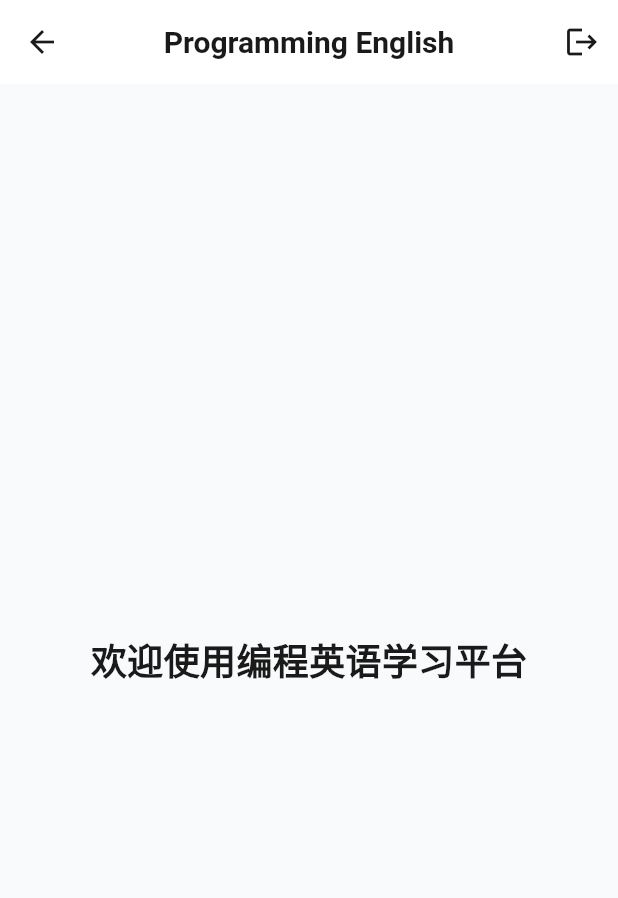
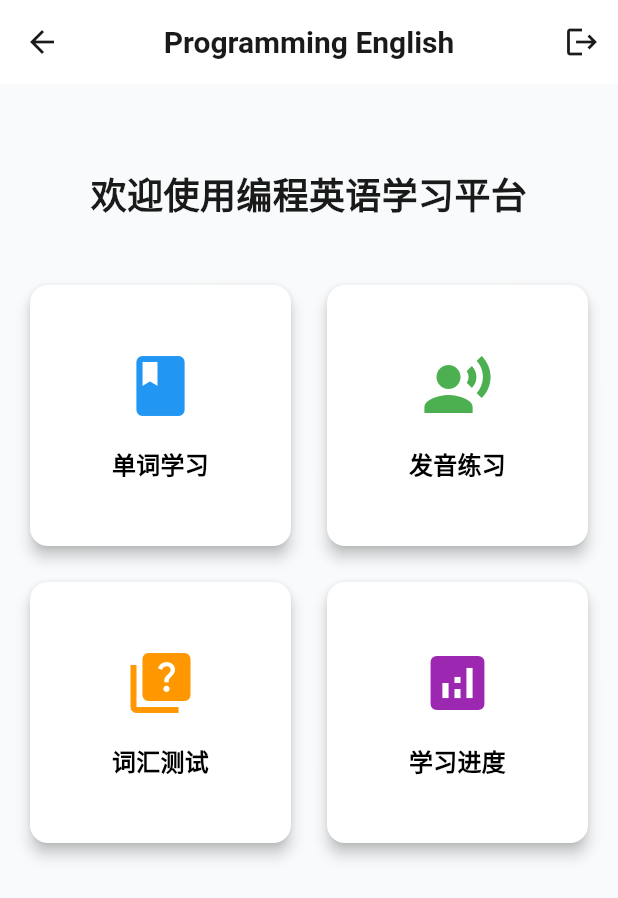
Before and after one commit to yggai/programming_english_app, a Flutter app: the HomePage screen opened by its route, on a phone screen of 412 x 824 dp. Shown: the top 898 px of the screen. Run offline on Flutter 3.47's test engine with Material 3 defaults, Android fonts, the light colour scheme and no system bars; our stand-ins replace dio, flutter_tts, shared_preferences; accounts and stored records are empty; network calls fail.

Commit message:
发音功能

```diff
--- a/programming_english_flutter/lib/core/constants/app_constants.dart
+++ b/programming_english_flutter/lib/core/constants/app_constants.dart
@@ -3,8 +3,8 @@ class AppConstants {
   static const String appName = 'Programming English';
   static const String appVersion = '1.0.0';
 
-  // API配置 - 使用网络配置工具
-  static const String baseUrl = 'http://10.0.2.2:8000'; // Android模拟器
+  // API配置 - 使用内网IP
+  static const String baseUrl = 'http://192.168.1.5:8000'; // 内网IP
   static const Duration apiTimeout = Duration(seconds: 30);
 
   // 存储键名
--- a/programming_english_flutter/lib/features/home/presentation/pages/home_page.dart
+++ b/programming_english_flutter/lib/features/home/presentation/pages/home_page.dart
@@ -1,5 +1,6 @@
 import 'package:flutter/material.dart';
 import '../../../../core/theme/app_text_styles.dart';
+import '../../../word/presentation/pages/word_list_page.dart';
 
 class HomePage extends StatelessWidget {
   const HomePage({super.key});
@@ -18,10 +19,114 @@ class HomePage extends StatelessWidget {
           ),
         ],
       ),
-      body: const Center(
-        child: Text(
-          '欢迎使用编程英语学习平台',
-          style: AppTextStyles.heading2,
+      body: Padding(
+        padding: const EdgeInsets.all(16.0),
+        child: Column(
+          crossAxisAlignment: CrossAxisAlignment.stretch,
+          children: [
+            const SizedBox(height: 40),
+            Text(
+              '欢迎使用编程英语学习平台',
+              style: AppTextStyles.heading2,
+              textAlign: TextAlign.center,
+            ),
+            const SizedBox(height: 40),
+
+            // 功能卡片
+            Expanded(
+              child: GridView.count(
+                crossAxisCount: 2,
+                crossAxisSpacing: 16,
+                mainAxisSpacing: 16,
+                children: [
+                  _buildFeatureCard(
+                    context,
+                    title: '单词学习',
+                    icon: Icons.book,
+                    color: Colors.blue,
+                    onTap: () {
+                      Navigator.push(
+                        context,
+                        MaterialPageRoute(
+                          builder: (context) => const WordListPage(),
+                        ),
+                      );
+                    },
+                  ),
+                  _buildFeatureCard(
+                    context,
+                    title: '发音练习',
+                    icon: Icons.record_voice_over,
+                    color: Colors.green,
+                    onTap: () {
+                      ScaffoldMessenger.of(context).showSnackBar(
+                        const SnackBar(content: Text('发音练习功能开发中...')),
+                      );
+                    },
+                  ),
+                  _buildFeatureCard(
+                    context,
+                    title: '词汇测试',
+                    icon: Icons.quiz,
+                    color: Colors.orange,
+                    onTap: () {
+                      ScaffoldMessenger.of(context).showSnackBar(
+                        const SnackBar(content: Text('词汇测试功能开发中...')),
+                      );
+                    },
+                  ),
+                  _buildFeatureCard(
+                    context,
+                    title: '学习进度',
+                    icon: Icons.analytics,
+                    color: Colors.purple,
+                    onTap: () {
+                      ScaffoldMessenger.of(context).showSnackBar(
+                        const SnackBar(content: Text('学习进度功能开发中...')),
+                      );
+                    },
+                  ),
+                ],
+              ),
+            ),
+          ],
+        ),
+      ),
+    );
+  }
+
+  Widget _buildFeatureCard(
+    BuildContext context, {
+    required String title,
+    required IconData icon,
+    required Color color,
+    required VoidCallback onTap,
+  }) {
+    return Card(
+      elevation: 4,
+      child: InkWell(
+        onTap: onTap,
+        borderRadius: BorderRadius.circular(12),
+        child: Container(
+          padding: const EdgeInsets.all(16),
+          child: Column(
+            mainAxisAlignment: MainAxisAlignment.center,
+            children: [
+              Icon(
+                icon,
+                size: 48,
+                color: color,
+              ),
+              const SizedBox(height: 16),
+              Text(
+                title,
+                style: Theme.of(context).textTheme.titleMedium?.copyWith(
+                  fontWeight: FontWeight.bold,
+                ),
+                textAlign: TextAlign.center,
+              ),
+            ],
+          ),
         ),
       ),
     );
--- a/programming_english_flutter/pubspec.yaml
+++ b/programming_english_flutter/pubspec.yaml
@@ -15,6 +15,7 @@ dependencies:
   json_annotation: ^4.8.1
   json_serializable: ^6.7.1
   flutter_svg: ^2.0.9
+  flutter_tts: ^3.8.3
 
 dev_dependencies:
   flutter_test:
```
Also changed, not shown: programming_english_flutter/lib/core/services/text_to_speech_service.dart (added, +53 -0 lines), programming_english_flutter/lib/core/widgets/pronunciation_button.dart (added, +111 -0 lines), programming_english_flutter/lib/core/widgets/word_card.dart (added, +158 -0 lines), programming_english_flutter/lib/features/word/presentation/pages/word_list_page.dart (added, +266 -0 lines), programming_english_flutter/lib/word_model.dart (+15 -0 lines), programming_english_flutter/lib/word_model.g.dart, programming_english_flutter/pubspec.lock, 3 other files.
